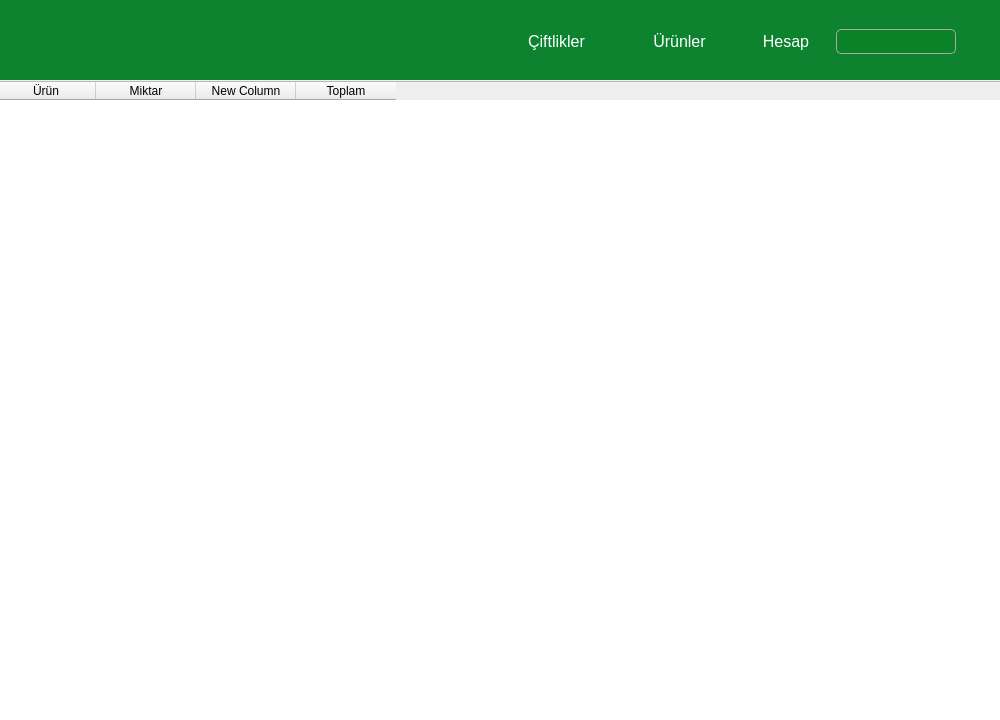
Qt form Qt Creator Files/form_2.ui (aydnIbrahim/TarimUrunleriTakipSistemi) before a commit.
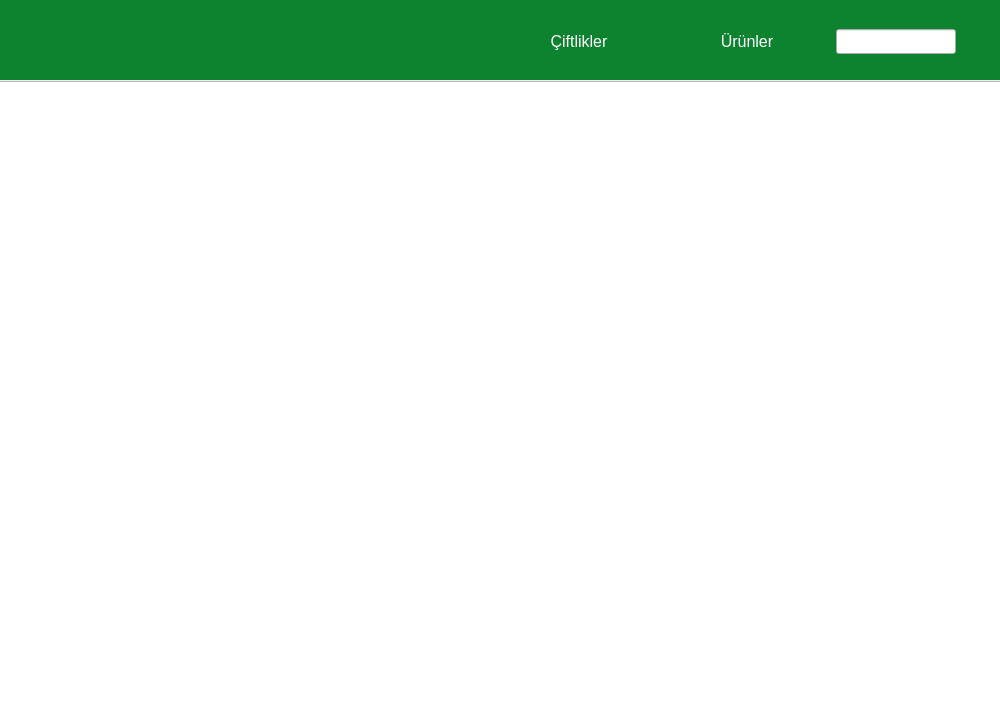
The same form after that commit. The open tabs and pages were chosen to show the change. Icons and pictures are not drawn.

```diff
--- a/Qt Creator Files/form_2.ui
+++ b/Qt Creator Files/form_2.ui
@@ -214,58 +214,7 @@
       </widget>
      </item>
      <item>
-      <widget class="QPushButton" name="btnHesap">
-       <property name="sizePolicy">
-        <sizepolicy hsizetype="Fixed" vsizetype="Fixed">
-         <horstretch>0</horstretch>
-         <verstretch>0</verstretch>
-        </sizepolicy>
-       </property>
-       <property name="maximumSize">
-        <size>
-         <width>80</width>
-         <height>60</height>
-        </size>
-       </property>
-       <property name="cursor">
-        <cursorShape>OpenHandCursor</cursorShape>
-       </property>
-       <property name="styleSheet">
-        <string notr="true">QPushButton{
-    background-color: transparent;
-    color: white;
-    border-radius: 5px;
-	font-size: 16px;
-}
-
-/* Hover efekti */
-QPushButton:hover {
-    background-color: rgba(255, 255, 255, 0.2); /* Yarı şeffaf beyaz arka plan */
-    color: white;
-	border: 1px solid white;
-}
-QPushButton:pressed {
-    background-color: rgba(255, 255, 255, 0.5);
-    color: black;
-}
-</string>
-       </property>
-       <property name="text">
-        <string>Hesap</string>
-       </property>
-       <property name="iconSize">
-        <size>
-         <width>20</width>
-         <height>16</height>
-        </size>
-       </property>
-       <property name="checkable">
-        <bool>true</bool>
-       </property>
-      </widget>
-     </item>
-     <item>
-      <widget class="QLineEdit" name="AramaUrunler">
+      <widget class="QLineEdit" name="lineEditAramaUrunler">
        <property name="maximumSize">
         <size>
          <width>120</width>
@@ -1461,61 +1410,50 @@
        <height>651</height>
       </rect>
      </property>
+     <attribute name="horizontalHeaderVisible">
+      <bool>false</bool>
+     </attribute>
+     <attribute name="horizontalHeaderCascadingSectionResizes">
+      <bool>false</bool>
+     </attribute>
+     <attribute name="horizontalHeaderMinimumSectionSize">
+      <number>150</number>
+     </attribute>
+     <attribute name="horizontalHeaderDefaultSectionSize">
+      <number>168</number>
+     </attribute>
+     <attribute name="horizontalHeaderHighlightSections">
+      <bool>false</bool>
+     </attribute>
+     <attribute name="horizontalHeaderStretchLastSection">
+      <bool>false</bool>
+     </attribute>
+     <attribute name="verticalHeaderVisible">
+      <bool>false</bool>
+     </attribute>
      <column>
       <property name="text">
-       <string>Ürün</string>
+       <string>Ürün Fotoğrafı</string>
       </property>
      </column>
      <column>
       <property name="text">
-       <string>Miktar</string>
+       <string>Ürün Adı</string>
       </property>
      </column>
      <column>
       <property name="text">
-       <string>New Column</string>
+       <string>Kategori</string>
       </property>
      </column>
      <column>
       <property name="text">
-       <string>Toplam</string>
-      </property>
-     </column>
-    </widget>
-   </widget>
-   <widget class="QWidget" name="pageSiparis">
-    <widget class="QTableWidget" name="tableSiparisler">
-     <property name="geometry">
-      <rect>
-       <x>-5</x>
-       <y>1</y>
-       <width>1011</width>
-       <height>641</height>
-      </rect>
-     </property>
-     <column>
-      <property name="text">
-       <string>Sipariş Numarası</string>
-      </property>
-     </column>
-     <column>
-      <property name="text">
-       <string>Müşteri</string>
-      </property>
-     </column>
-     <column>
-      <property name="text">
-       <string>Ürün</string>
-      </property>
-     </column>
-     <column>
-      <property name="text">
        <string>Miktar</string>
       </property>
      </column>
      <column>
       <property name="text">
-       <string>Tahmini Teslim Tarihi</string>
+       <string>Birim</string>
       </property>
      </column>
      <column>
```
Left out of the diff: 147 changed lines with no effect on the pictures.
